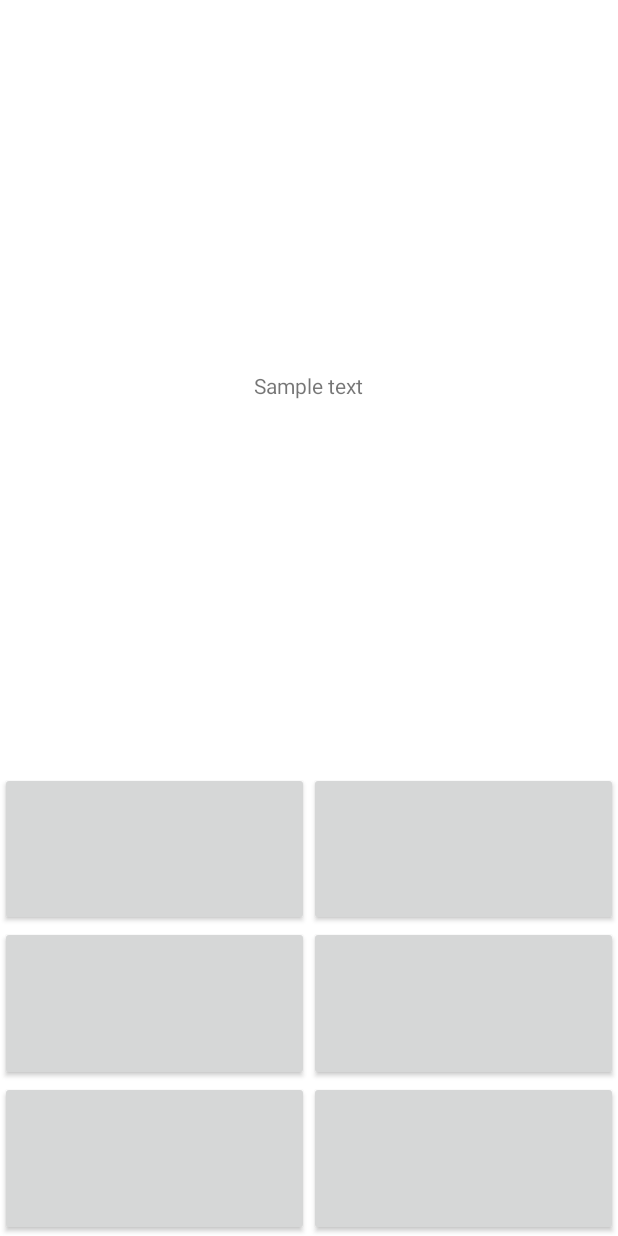
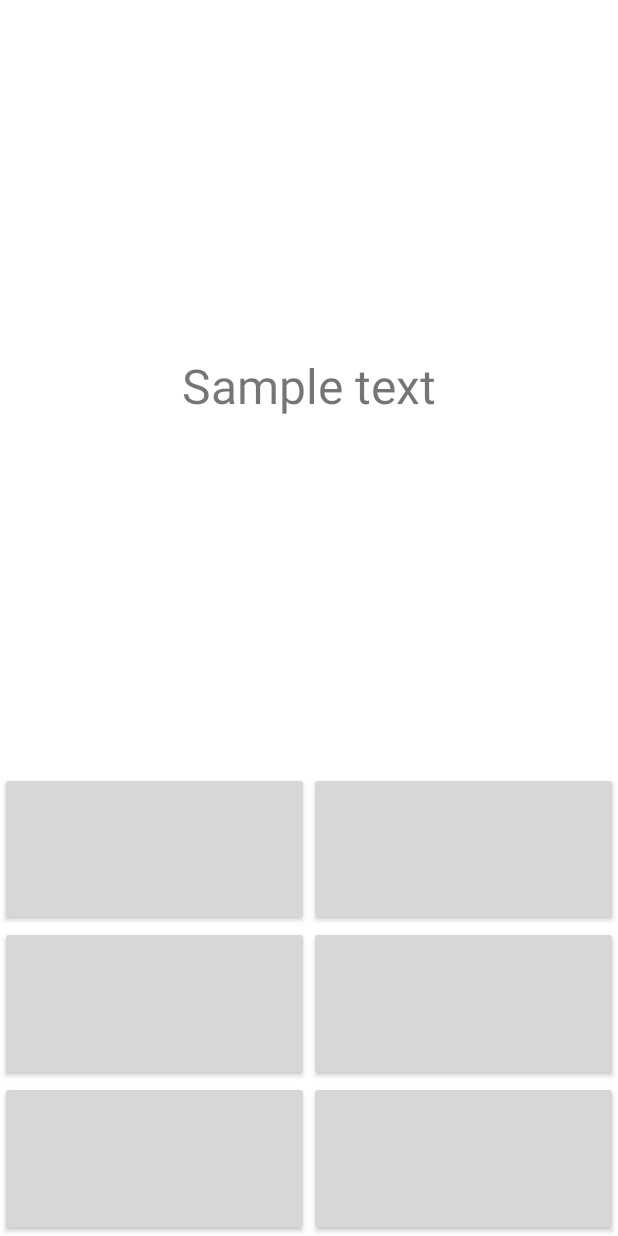
Before and after one commit to lucy-android/ItAcademy, an Android app: the layout fragment_game.xml on its own in the app's theme, with its tools: preview values and no code run, on a phone screen of 412 x 824 dp. Run offline under Robolectric (Android 15) with nearby library versions, the phone set to English and light mode, and no system bars.

Commit message:
some refactoring

```diff
--- a/homework4Recyclerview/src/main/res/layout/activity_color.xml
+++ b/homework4Recyclerview/src/main/res/layout/activity_color.xml
@@ -15,7 +15,7 @@
             android:id="@+id/copyColorButton"
             android:layout_width="wrap_content"
             android:layout_height="wrap_content"
-            android:text="COPY COLOR"
+            android:text="@string/copy_color"
             app:layout_constraintBottom_toTopOf="@+id/textField"
             app:layout_constraintEnd_toEndOf="parent"
             app:layout_constraintHorizontal_bias="0.5"
@@ -26,7 +26,7 @@
             android:id="@+id/pasteColorButton"
             android:layout_width="wrap_content"
             android:layout_height="wrap_content"
-            android:text="PASTE COLOR"
+            android:text="@string/paste_color"
             app:layout_constraintBottom_toTopOf="@+id/copyColorButton"
             app:layout_constraintEnd_toEndOf="parent"
             app:layout_constraintHorizontal_bias="0.5"
@@ -38,8 +38,8 @@
             android:layout_width="wrap_content"
             android:layout_height="wrap_content"
             android:ems="10"
+            android:hint="@string/color_code"
             android:inputType="textPersonName"
-            android:hint="Color code"
             app:layout_constraintBottom_toBottomOf="parent"
             app:layout_constraintEnd_toEndOf="parent"
             app:layout_constraintHorizontal_bias="0.5"
--- a/homework4Recyclerview/src/main/res/layout/fragment_game.xml
+++ b/homework4Recyclerview/src/main/res/layout/fragment_game.xml
@@ -1,6 +1,7 @@
 <?xml version="1.0" encoding="utf-8"?>
 
-<layout xmlns:android="http://schemas.android.com/apk/res/android">
+<layout xmlns:android="http://schemas.android.com/apk/res/android"
+    xmlns:tools="http://schemas.android.com/tools">
 
     <data>
         <variable
@@ -12,10 +13,7 @@
         android:id="@+id/back"
         android:layout_width="match_parent"
         android:layout_height="match_parent"
-        android:orientation="vertical"
-
-
-        >
+        android:orientation="vertical">
 
         <FrameLayout
             android:layout_width="match_parent"
@@ -28,7 +26,8 @@
                 android:layout_width="wrap_content"
                 android:layout_height="wrap_content"
                 android:layout_gravity="center_horizontal|center_vertical"
-                android:text="Sample text" />
+                android:textSize="32sp"
+                tools:text="Sample text" />
 
 
         </FrameLayout>
--- a/homework4Recyclerview/src/main/res/layout/fragment_start_game.xml
+++ b/homework4Recyclerview/src/main/res/layout/fragment_start_game.xml
@@ -18,7 +18,7 @@
             android:layout_height="wrap_content"
             android:layout_gravity="center_horizontal|center_vertical"
             android:textAppearance="@style/Base.TextAppearance.AppCompat.Headline"
-            android:text="Start Game Fragment" />
+            android:text="Start Game" />
 
     </FrameLayout>
 </layout>
--- a/homework4Recyclerview/src/main/res/layout/grid_item.xml
+++ b/homework4Recyclerview/src/main/res/layout/grid_item.xml
@@ -1,7 +1,7 @@
 <?xml version="1.0" encoding="utf-8"?>
 <TextView
     xmlns:android="http://schemas.android.com/apk/res/android"
-    android:id="@+id/view_view"
+    android:id="@+id/grid_item"
     android:layout_height="wrap_content"
     android:height="105dp"
     android:layout_width="match_parent">
```
Also changed, not shown: homework4Recyclerview/src/main/res/layout/fragment_color_grid.xml (+4 -6 lines).
